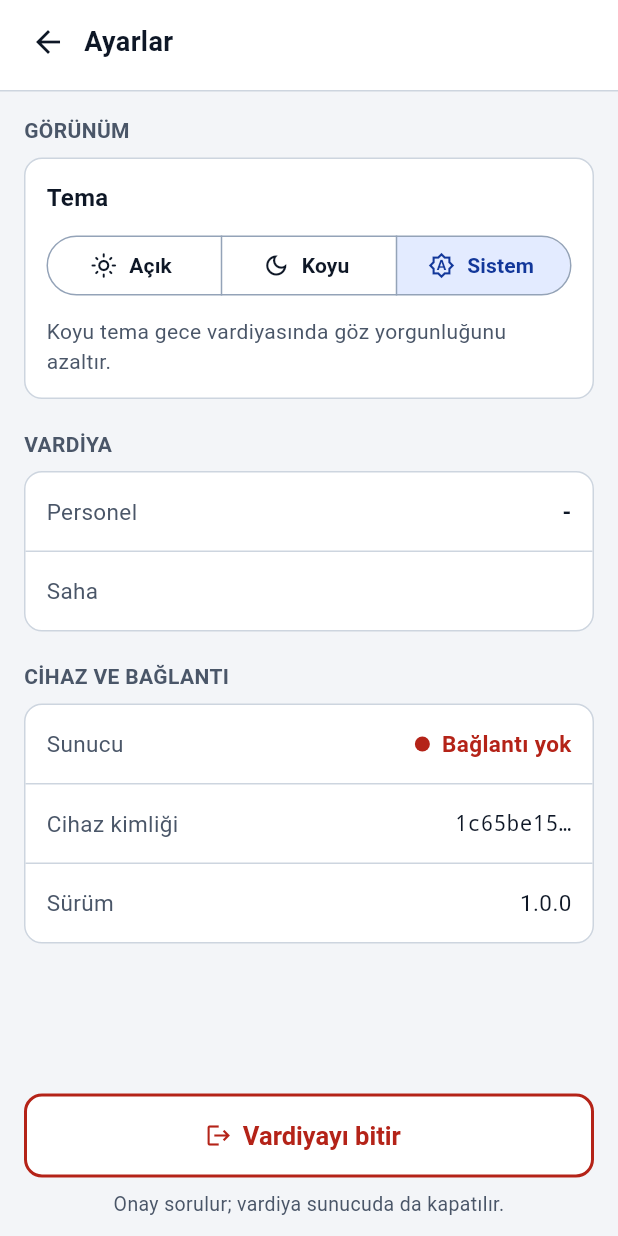
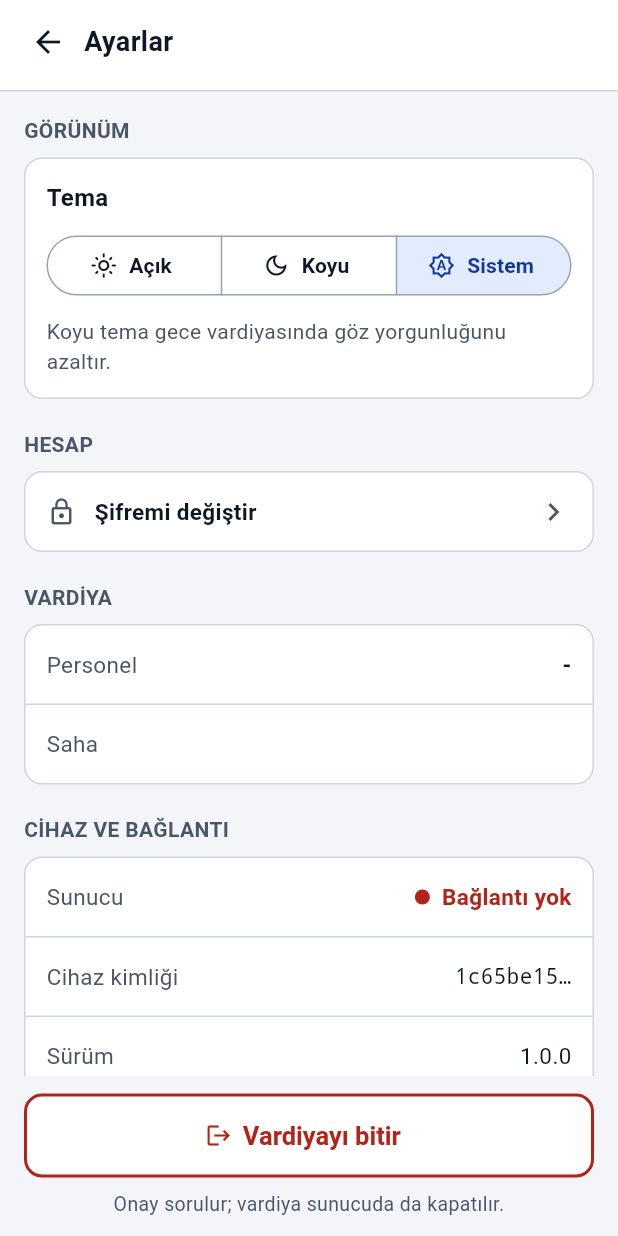
Before and after one commit to Kadir0642/bilpark-parking-system, a Flutter app: the MainContainer screen opened directly with empty values, after a tap on the "settings" icon, on a phone screen of 412 x 824 dp. Run offline on Flutter 3.47's test engine with Material 3 defaults, Android fonts, the phone set to English and light mode, and no system bars; our stand-ins replace image_picker, qr_flutter, shared_preferences; missing offline and left inert: google_mlkit_text_recognition; accounts and stored records are empty; network calls fail.

Commit message:
feat(mobile): license read-only band, 423 handling, change password, deactivation notice
- LicenseStore loads /license/status on start, on LICENSE_UPDATED and on reload;
  a 423 READ_ONLY response flips it to read-only right away.
- Read-only band above every tab (7/1-day and grace warnings in a calmer tone);
  check-in, check-out and runaway buttons are disabled with the reason shown.
- 423 failures are not retried from the pending queue; the server message is shown.
- Settings: 'Şifremi değiştir' screen (POST /me/password, stores the new token).
- USER_DEACTIVATED and 401 return to the login screen with a persistent reason box.
- VEHICLE_CANCELLED / RECORD_CANCELLED refresh the officer's zone lists.
- 21 new tests (stage5_test.dart).

Co-Authored-By: Claude Opus 5.5 <noreply@anthropic.com>

```diff
--- a/mobile/lib/core/api_client.dart
+++ b/mobile/lib/core/api_client.dart
@@ -23,6 +23,7 @@ class ApiException implements Exception {
   const ApiException(this.statusCode, this.code, this.message);
 
   bool get isUnauthorized => statusCode == 401;
+  bool get isReadOnly => statusCode == 423;
 
   @override
   String toString() => message;
@@ -35,6 +36,10 @@ class ApiClient {
   static const String deviceIdKey = 'device_id';
   static const Duration timeout = Duration(seconds: 15);
   static const String sessionExpiredMessage = 'Oturumunuzun süresi doldu, lütfen tekrar giriş yapın.';
+  static const String deactivatedMessage = 'Hesabınız yönetici tarafından pasife alındı. Oturumunuz kapatıldı.';
+
+  /// 423 READ_ONLY alınınca çağrılır (LicenseStore.attach bağlar; döngüsel import olmasın diye kanca).
+  static void Function(String message)? onReadOnly;
 
   static String? _token;
   static String? _deviceId;
@@ -99,6 +104,8 @@ class ApiClient {
         return 'Bu işlem için yetkiniz yok.';
       case 404:
         return 'Kayıt bulunamadı.';
+      case 423:
+        return 'Lisans süresi doldu; sistem okunur modda. Giriş, çıkış ve kaçak işlemleri yapılamaz.';
       case 409:
         return 'İşlem çakıştı, lütfen listeyi yenileyip tekrar deneyin.';
       default:
@@ -176,6 +183,7 @@ class ApiClient {
       await handleUnauthorized();
       throw ApiException(401, err.code ?? 'UNAUTHORIZED', sessionExpiredMessage);
     }
+    if (response.statusCode == 423) onReadOnly?.call(err.message);
     throw err;
   }
 
@@ -187,13 +195,8 @@ class ApiClient {
     AppConstants.clearAuth();
     final nav = navigatorKey.currentState;
     if (nav == null) return;
-    nav.pushAndRemoveUntil(MaterialPageRoute(builder: (_) => const AuthScreen()), (route) => false);
-    // Yeni ekran yerleştikten sonra mesajı göster
-    WidgetsBinding.instance.addPostFrameCallback((_) {
-      final c = navigatorKey.currentContext;
-      if (c != null) {
-        ScaffoldMessenger.maybeOf(c)?.showSnackBar(const SnackBar(content: Text(sessionExpiredMessage)));
-      }
-    });
+    // Mesaj giriş formunun üstünde kalıcı uyarı olarak görünür
+    nav.pushAndRemoveUntil(
+        MaterialPageRoute(builder: (_) => const AuthScreen(message: sessionExpiredMessage)), (route) => false);
   }
 }
--- a/mobile/lib/main.dart
+++ b/mobile/lib/main.dart
@@ -5,6 +5,7 @@ import 'package:shared_preferences/shared_preferences.dart';
 import 'core/api_client.dart';
 import 'core/constants.dart';
 import 'core/format.dart';
+import 'core/license.dart';
 import 'core/live_sync.dart';
 import 'core/tariff.dart';
 import 'core/theme.dart';
@@ -13,6 +14,7 @@ import 'screens/dashboard_screen.dart';
 import 'screens/history_screen.dart';
 import 'screens/parking_map_screen.dart';
 import 'widgets/bp_snack.dart';
+import 'widgets/license_banner.dart';
 
 const String _themeModeKey = 'themeMode';
 const String _legacyDarkKey = 'isDarkMode';
@@ -119,9 +121,12 @@ class _MainContainerState extends State<MainContainer> with WidgetsBindingObserv
     super.initState();
     WidgetsBinding.instance.addObserver(this);
     TariffStore.load();
+    LicenseStore.attach();
+    LicenseStore.load();
     _eventSub = liveSync.events.listen(_onEvent);
     _reloadSub = liveSync.reloads.listen((_) {
       TariffStore.load();
+      LicenseStore.load();
       _scheduleRefresh();
     });
     liveSync.onDeactivated = _onDeactivated;
@@ -137,6 +142,8 @@ class _MainContainerState extends State<MainContainer> with WidgetsBindingObserv
     _eventSub?.cancel();
     _reloadSub?.cancel();
     liveSync.onDeactivated = null;
+    ApiClient.onReadOnly = null;
+    LicenseStore.reset();
     liveSync.stop();
     super.dispose();
   }
@@ -172,7 +179,9 @@ class _MainContainerState extends State<MainContainer> with WidgetsBindingObserv
         ScaffoldMessenger.of(context)
           ..clearSnackBars()
           ..showSnackBar(bpSnackBar(context, msg));
-      case 'VEHICLE_ENTERED' || 'VEHICLE_EXITED' || 'VEHICLE_RUNAWAY':
+      case 'LICENSE_UPDATED':
+        LicenseStore.load();
+      case 'VEHICLE_ENTERED' || 'VEHICLE_EXITED' || 'VEHICLE_RUNAWAY' || 'VEHICLE_CANCELLED' || 'RECORD_CANCELLED':
         if (_isMine(e)) _scheduleRefresh();
     }
   }
@@ -194,14 +203,8 @@ class _MainContainerState extends State<MainContainer> with WidgetsBindingObserv
     AppConstants.clearAuth();
     final nav = navigatorKey.currentState;
     if (nav == null) return;
-    nav.pushAndRemoveUntil(MaterialPageRoute(builder: (_) => const AuthScreen()), (route) => false);
-    WidgetsBinding.instance.addPostFrameCallback((_) {
-      final ctx = navigatorKey.currentContext;
-      if (ctx != null) {
-        ScaffoldMessenger.maybeOf(ctx)
-            ?.showSnackBar(const SnackBar(content: Text('Hesabınız pasife alındı. Lütfen yöneticinize başvurun.')));
-      }
-    });
+    nav.pushAndRemoveUntil(
+        MaterialPageRoute(builder: (_) => const AuthScreen(message: ApiClient.deactivatedMessage)), (route) => false);
   }
 
   void _select(int i) {
@@ -226,7 +229,8 @@ class _MainContainerState extends State<MainContainer> with WidgetsBindingObserv
         if (!didPop) _select(_home);
       },
       child: Scaffold(
-        body: IndexedStack(
+        body: LicenseBannerHost(
+          child: IndexedStack(
             index: _index,
             children: [
               DashboardScreen(
@@ -268,6 +272,7 @@ class _MainContainerState extends State<MainContainer> with WidgetsBindingObserv
                   : const SizedBox.shrink(),
             ],
           ),
+        ),
         bottomNavigationBar: NavigationBar(
           selectedIndex: _index,
           onDestinationSelected: _select,
--- a/mobile/lib/screens/dashboard_screen.dart
+++ b/mobile/lib/screens/dashboard_screen.dart
@@ -7,6 +7,7 @@ import '../core/tariff.dart';
 import '../core/theme.dart';
 import '../widgets/bp_header.dart';
 import '../widgets/connection_banner.dart';
+import '../widgets/license_banner.dart';
 
 class DashboardScreen extends StatefulWidget {
   final String streetCode; // sunucudaki cadde kodu
@@ -182,13 +183,16 @@ class DashboardScreenState extends State<DashboardScreen> {
                   const SizedBox(height: 16),
                   _summaryCard(c),
                   const SizedBox(height: 16),
-                  Row(
-                    children: [
-                      Expanded(child: _actionButton(Icons.photo_camera_outlined, 'Plaka tara', widget.onScanPlate)),
-                      const SizedBox(width: 10),
-                      Expanded(child: _actionButton(Icons.add, 'Elle ekle', widget.onManualEntry)),
-                    ],
+                  ReadOnlyGate(
+                    builder: (_, ro) => Row(
+                      children: [
+                        Expanded(child: _actionButton(Icons.photo_camera_outlined, 'Plaka tara', ro ? null : widget.onScanPlate)),
+                        const SizedBox(width: 10),
+                        Expanded(child: _actionButton(Icons.add, 'Elle ekle', ro ? null : widget.onManualEntry)),
+                      ],
+                    ),
                   ),
+                  const ReadOnlyNote(),
                 ],
               ),
             ),
--- a/mobile/lib/screens/parking_map_screen.dart
+++ b/mobile/lib/screens/parking_map_screen.dart
@@ -5,6 +5,7 @@ import 'package:image_picker/image_picker.dart';
 import 'package:google_mlkit_text_recognition/google_mlkit_text_recognition.dart';
 import '../core/api_client.dart';
 import '../core/format.dart';
+import '../core/license.dart';
 import '../core/live_sync.dart';
 import '../core/tariff.dart';
 import '../core/theme.dart';
@@ -12,6 +13,7 @@ import '../widgets/bp_header.dart';
 import '../widgets/bp_snack.dart';
 import '../widgets/connection_banner.dart';
 import '../widgets/entry_sheet.dart';
+import '../widgets/license_banner.dart';
 import '../widgets/plate_badge.dart';
 import '../widgets/search_field.dart';
 import '../widgets/status_badge.dart';
@@ -50,6 +52,7 @@ class _FailedAction {
   _FailedAction(this.plate, this.kind, this.method, this.amount, this.time, this.message, this.code, this.statusCode);
 
   // Ağ/sunucu hatası ve kilit çakışması tekrar denenebilir; "zaten işlendi", "abonelik yok" gibi iş kuralı hataları denenemez
+  // 423 READ_ONLY dahil diğer 4xx hataları tekrar denenemez
   bool get retryable => statusCode == null || statusCode! >= 500 || code == 'CONFLICT';
 }
 
@@ -303,6 +306,10 @@ class ParkingMapScreenState extends State<ParkingMapScreen> with AutomaticKeepAl
 
   // --- ARAÇ GİRİŞİ (alt sayfa) ---
   Future<void> showEntryForm(String detectedPlate) async {
+    if (LicenseStore.readOnly.value) {
+      _showSnack(readOnlyReason, tone: BadgeTone.danger);
+      return;
+    }
     final result = await showEntrySheet(context, detectedPlate);
     if (result == null || !mounted) return;
     await checkInVehicle(result.plate, result.type, result.side);
@@ -319,6 +326,10 @@ class ParkingMapScreenState extends State<ParkingMapScreen> with AutomaticKeepAl
   }
 
   Future<void> scanPlate() async {
+    if (LicenseStore.readOnly.value) {
+      _showSnack(readOnlyReason, tone: BadgeTone.danger);
+      return;
+    }
     final ImagePicker picker = ImagePicker();
     final XFile? photo = await picker.pickImage(source: ImageSource.camera);
     if (photo != null) {
@@ -691,8 +702,12 @@ class ParkingMapScreenState extends State<ParkingMapScreen> with AutomaticKeepAl
                 Row(
                   mainAxisSize: MainAxisSize.min,
                   children: [
+                    ReadOnlyGate(
+                      builder: (_, ro) => Row(
+                        mainAxisSize: MainAxisSize.min,
+                        children: [
                           Tooltip(
-                      message: 'Elle araç ekle',
+                            message: ro ? readOnlyReason : 'Elle araç ekle',
                             child: SizedBox(
                               width: BpSize.tapLg,
                               height: BpSize.tapLg,
@@ -700,20 +715,26 @@ class ParkingMapScreenState extends State<ParkingMapScreen> with AutomaticKeepAl
                                 style: OutlinedButton.styleFrom(
                                   padding: EdgeInsets.zero,
                                   foregroundColor: c.primary,
-                            side: BorderSide(color: c.primary, width: 2),
+                                  side: BorderSide(color: ro ? c.border : c.primary, width: 2),
                                   shape: RoundedRectangleBorder(borderRadius: BorderRadius.circular(BpSize.rLg)),
                                 ),
-                          onPressed: () => showEntryForm(''),
+                                onPressed: ro ? null : () => showEntryForm(''),
                                 child: const Icon(Icons.add, size: 26),
                               ),
                             ),
                           ),
                           const SizedBox(width: 10),
-                    FloatingActionButton.extended(
+                          Tooltip(
+                            message: ro ? readOnlyReason : 'Plaka tara',
+                            child: FloatingActionButton.extended(
                               heroTag: null,
-                      onPressed: scanPlate,
+                              onPressed: ro ? null : scanPlate,
                               icon: const Icon(Icons.photo_camera_outlined),
                               label: const Text('Plaka tara'),
+                            ),
+                          ),
+                        ],
+                      ),
                     ),
                   ],
                 ),
--- a/mobile/lib/screens/settings_screen.dart
+++ b/mobile/lib/screens/settings_screen.dart
@@ -9,6 +9,7 @@ import '../main.dart'; // themeNotifier, setThemeMode
 import '../widgets/bp_header.dart';
 import '../widgets/bp_snack.dart';
 import '../widgets/status_badge.dart';
+import 'change_password_screen.dart';
 
 class SettingsScreen extends StatefulWidget {
   final String? street;
@@ -123,6 +124,27 @@ class _SettingsScreenState extends State<SettingsScreen> {
                         Text('Koyu tema gece vardiyasında göz yorgunluğunu azaltır.',
                             style: TextStyle(fontSize: 14, color: c.text2)),
                       ],
+                    ),
+                  ),
+                ]),
+                const SizedBox(height: 20),
+                _sectionTitle(c, 'HESAP'),
+                _card(c, [
+                  InkWell(
+                    onTap: () => Navigator.push(context, MaterialPageRoute(builder: (_) => const ChangePasswordScreen())),
+                    child: ConstrainedBox(
+                      constraints: const BoxConstraints(minHeight: 52),
+                      child: Padding(
+                        padding: const EdgeInsets.symmetric(horizontal: 14, vertical: 8),
+                        child: Row(
+                          children: [
+                            Icon(Icons.lock_outline, size: 20, color: c.text2),
+                            const SizedBox(width: 12),
+                            const Expanded(child: Text('Şifremi değiştir', style: TextStyle(fontSize: 15, fontWeight: FontWeight.w600))),
+                            Icon(Icons.chevron_right, color: c.text2),
+                          ],
+                        ),
+                      ),
                     ),
                   ),
                 ]),
--- /dev/null
+++ b/mobile/lib/widgets/license_banner.dart
@@ -0,0 +1,146 @@
+import 'package:flutter/material.dart';
+import '../core/license.dart';
+import '../core/theme.dart';
+
+/// Okunur modda yazma düğmelerinin yanında gösterilen kısa gerekçe.
+const String readOnlyReason = 'Okunur mod: lisans süresi doldu.';
+
+/// [LicenseStore.readOnly] değişince [builder]'ı yeniden kurar; lisans gelince düğmeler kendiliğinden açılır.
+class ReadOnlyGate extends StatelessWidget {
+  final Widget Function(BuildContext context, bool readOnly) builder;
+
+  const ReadOnlyGate({super.key, required this.builder});
+
+  @override
+  Widget build(BuildContext context) {
+    return ValueListenableBuilder<bool>(
+      valueListenable: LicenseStore.readOnly,
+      builder: (context, ro, _) => builder(context, ro),
+    );
+  }
+}
+
+/// Düğmelerin altında gösterilen okunur mod notu; okunur mod değilse hiçbir şey çizmez.
+class ReadOnlyNote extends StatelessWidget {
+  const ReadOnlyNote({super.key});
+
+  @override
+  Widget build(BuildContext context) {
+    final c = context.bp;
+    return ReadOnlyGate(
+      builder: (_, ro) => ro
+          ? Padding(
+              padding: const EdgeInsets.only(top: 8),
+              child: Row(
+                mainAxisAlignment: MainAxisAlignment.center,
+                children: [
+                  Icon(Icons.lock_outline, size: 16, color: c.danger),
+                  const SizedBox(width: 6),
+                  Flexible(child: Text(readOnlyReason, style: TextStyle(fontSize: 13, color: c.danger))),
+                ],
+              ),
+            )
+          : const SizedBox.shrink(),
+    );
+  }
+}
+
+/// Lisans bandı: okunur modda kırmızı, bitime 7 ya da 1 gün kala / ek sürede sarı. Dokununca tam mesaj açılır.
+class LicenseBanner extends StatelessWidget {
+  const LicenseBanner({super.key});
+
+  /// Bant gösterilecekse (metin, okunurMod); aksi halde null. 30 gün uyarısı mobilde gösterilmez.
+  static (String, bool)? content(LicenseStatus? s, bool readOnly) {
+    if (readOnly) {
+      return ('Okunur mod: Lisans süresi doldu. Giriş, çıkış ve kaçak işlemleri kapalı. Kayıtları görüntüleyebilirsiniz.', true);
+    }
+    if (s == null) return null;
+    if (s.state == LicenseState.grace) {
+      final left = s.graceDaysLeft;
+      return (left == null ? 'Lisans süresi doldu; ek süre işliyor.' : 'Lisans süresi doldu; ek sürenin bitmesine $left gün kaldı.', false);
+    }
+    final level = s.warningLevel;
+    if (level == 7 || level == 1) {
+      final d = s.daysLeft;
+      return (d == null || d <= 0 ? 'Lisans bugün bitiyor.' : 'Lisansın bitmesine $d gün kaldı.', false);
+    }
+    return null;
+  }
+
+  @override
+  Widget build(BuildContext context) {
+    return ValueListenableBuilder<bool>(
+      valueListenable: LicenseStore.readOnly,
+      builder: (context, ro, _) => ValueListenableBuilder<LicenseStatus?>(
+        valueListenable: LicenseStore.status,
+        builder: (context, s, _) {
+          final info = content(s, ro);
+          if (info == null) return const SizedBox.shrink();
+          final (text, danger) = info;
+          final c = context.bp;
+          final bg = danger ? c.dangerSoft : c.warningSoft;
+          final fg = danger ? c.onDangerSoft : c.onWarningSoft;
+          return Material(
+            color: bg,
+            child: InkWell(
+              onTap: () => _showDetails(context, danger ? LicenseStore.readOnlyMessage : (s?.message ?? text)),
+              child: SafeArea(
+                bottom: false,
+                child: Container(
+                  decoration: BoxDecoration(border: Border(bottom: BorderSide(color: danger ? c.danger : c.warning))),
+                  padding: const EdgeInsets.symmetric(horizontal: 16, vertical: 8),
+                  child: Row(
+                    children: [
+                      Icon(danger ? Icons.lock_outline : Icons.info_outline, size: 20, color: fg),
+                      const SizedBox(width: 10),
+                      Expanded(child: Text(text, style: TextStyle(fontSize: 14, fontWeight: FontWeight.w600, color: fg))),
+                      Icon(Icons.chevron_right, size: 20, color: fg),
+                    ],
+                  ),
+                ),
+              ),
+            ),
+          );
+        },
+      ),
+    );
+  }
+
+  static void _showDetails(BuildContext context, String message) {
+    showDialog<void>(
+      context: context,
+      builder: (ctx) => AlertDialog(
+        title: const Text('Lisans durumu'),
+        content: Text(message),
+        actions: [TextButton(onPressed: () => Navigator.pop(ctx), child: const Text('Kapat'))],
+      ),
+    );
+  }
+}
+
+/// Bandı alttaki içeriğin üstüne koyar. Bant görünürken durum çubuğu boşluğunu bant üstlenir;
+/// içerideki ekran başlıkları aynı boşluğu ikinci kez eklemesin diye üst dolgu sıfırlanır.
+class LicenseBannerHost extends StatelessWidget {
+  final Widget child;
+
+  const LicenseBannerHost({super.key, required this.child});
+
+  @override
+  Widget build(BuildContext context) {
+    return ValueListenableBuilder<bool>(
+      valueListenable: LicenseStore.readOnly,
+      builder: (context, ro, _) => ValueListenableBuilder<LicenseStatus?>(
+        valueListenable: LicenseStore.status,
+        builder: (context, s, _) {
+          final visible = LicenseBanner.content(s, ro) != null;
+          return Column(
+            children: [
+              const LicenseBanner(),
+              Expanded(child: MediaQuery.removePadding(context: context, removeTop: visible, child: child)),
+            ],
+          );
+        },
+      ),
+    );
+  }
+}
```
Also changed, not shown: mobile/lib/core/license.dart (added, +93 -0 lines), mobile/lib/screens/auth_screen.dart (+24 -1 lines), mobile/lib/screens/change_password_screen.dart (added, +224 -0 lines), mobile/lib/screens/vehicle_detail_screen.dart (+7 -3 lines), mobile/lib/widgets/entry_sheet.dart (+7 -3 lines), 1 other file. Lines whose indentation alone changed are shown as unchanged.
